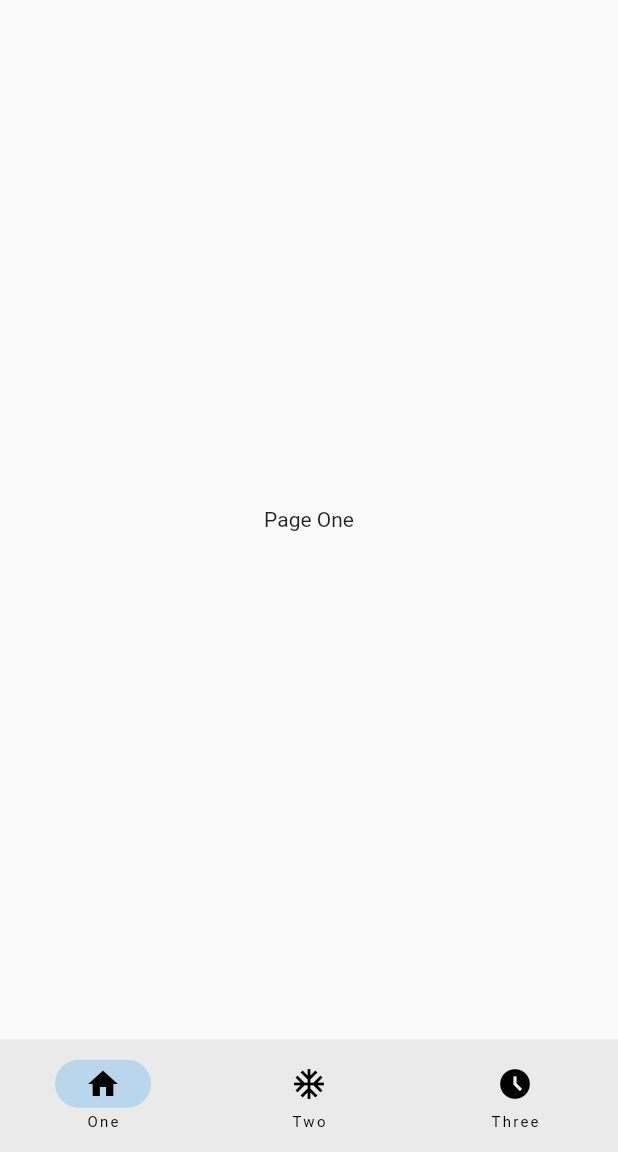
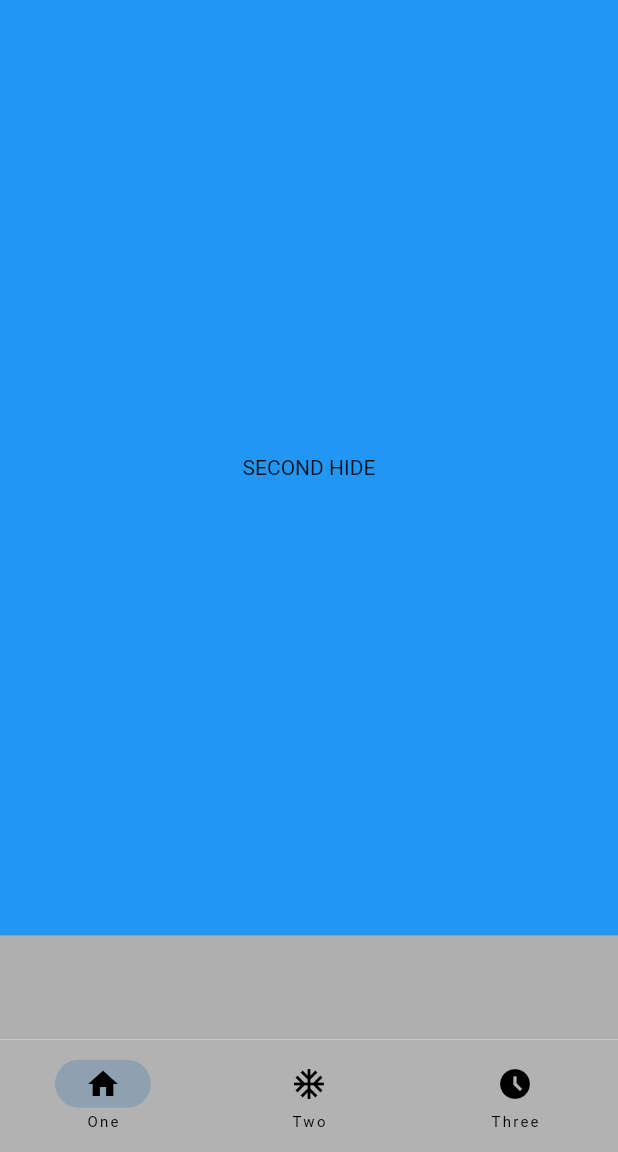
Before and after one commit to jamescardona11/app_bar_animation, a Flutter app: the screen it shows after launch, after a tap on "TExtO", on a phone screen of 412 x 824 dp, the part 84-1236 px from its top. Run offline on Flutter 3.47's test engine with Material 2 defaults, Android fonts, the phone set to English and light mode, and no system bars; missing offline and left inert: tools_tkmonkey.

Commit message:
change fade and visibility to animatedswitcher

```diff
--- a/lib/main.dart
+++ b/lib/main.dart
@@ -83,8 +83,11 @@ class _HomePageState extends State<HomePage> with TickerProviderStateMixin {
         //     ],
         //   ),
         // )
-        child: NavigationBar(
+        child: Stack(
+          children: [
+            NavigationBar(
               selectedIndex: index,
+              backgroundColor: Colors.white,
               onDestinationSelected: (i) {
                 setState(() {
                   index = i;
@@ -102,6 +105,18 @@ class _HomePageState extends State<HomePage> with TickerProviderStateMixin {
                 NavigationDestination(
                   label: 'Three',
                   icon: Icon(Icons.access_time_filled_outlined),
+                ),
+              ],
+            ),
+            AnimatedSwitcher(
+              duration: const Duration(milliseconds: 600),
+              child: !context
+                      .watch<AnimationsProvider>()
+                      .showCenterWidgetAnimationCall
+                  ? SizedBox()
+                  : Container(
+                      color: Colors.black.withOpacity(0.3),
+                    ),
             ),
           ],
         ),
@@ -137,9 +152,67 @@ class PageViewOne extends StatelessWidget {
               ),
             ),
           ),
-          ToFadeView(
+          // ToFadeView(
+          //   animationController:
+          //       context.read<AnimationsProvider>().appbarController,
+          //   child: ColoredBox(
+          //     color: Colors.green,
+          //     child: Center(
+          //       child: Text('To FADE'),
+          //     ),
+          //   ),
+          // ),
+          AddWalletFadeView(),
+          WalletListView(),
+          // Visibility(
+          //   visible:
+          //       !context.watch<AnimationsProvider>().actionWidgetAnimationCall,
+          //   child: ToFadeView(
+          //     animationController:
+          //         context.read<AnimationsProvider>().arrowTitleController,
+          //     child: Container(
+          //       height: 400,
+          //       color: Colors.blue,
+          //       child: Center(
+          //         child: Text('SECOND HIDE'),
+          //       ),
+          //     ),
+          //   ),
+          // ),
+        ],
+      ),
+    );
+  }
+}
+
+class WalletListView extends StatelessWidget {
+  const WalletListView({
+    Key? key,
+  }) : super(key: key);
+
+  @override
+  Widget build(BuildContext context) {
+    return AnimatedSwitcher(
+      duration: const Duration(milliseconds: 600),
+      child: !context.watch<AnimationsProvider>().showCenterWidgetAnimationCall
+          ? SizedBox()
+          : Column(
+              children: [
+                Flexible(
+                  flex: 9,
+                  child: Container(
+                    child: ColoredBox(
+                      color: Colors.blue,
                       child: Center(
-              child: Text('To FADE'),
+                        child: Text('SECOND HIDE'),
+                      ),
+                    ),
+                  ),
+                ),
+                Flexible(
+                  flex: 1,
+                  child: Container(
+                    color: Colors.black.withOpacity(0.3),
                   ),
                 ),
               ],
@@ -148,68 +221,69 @@ class PageViewOne extends StatelessWidget {
   }
 }
 
-class ToFadeView extends StatefulWidget {
+class AddWalletFadeView extends StatelessWidget {
+  const AddWalletFadeView({
+    Key? key,
+  }) : super(key: key);
+
+  @override
+  Widget build(BuildContext context) {
+    return AnimatedSwitcher(
+      duration: const Duration(milliseconds: 600),
+      child: !context.watch<AnimationsProvider>().actionWidgetAnimationCall
+          ? SizedBox()
+          : Container(
+              child: ColoredBox(
+                color: Colors.green,
+                child: Center(
+                  child: Text('To FADE'),
+                ),
+              ),
+            ),
+    );
+  }
+}
+
+class ToFadeView extends StatelessWidget {
   const ToFadeView({
     Key? key,
     required this.child,
+    required this.animationController,
     this.visibleForDefault = false,
   }) : super(key: key);
 
   final bool visibleForDefault;
+
   final Widget child;
 
-  @override
-  State<ToFadeView> createState() => _ToFadeViewState();
-}
-
-class _ToFadeViewState extends State<ToFadeView>
-    with SingleTickerProviderStateMixin {
-  late AnimationController _animationController;
-  late Animation<double> _opacityAnimation;
-
-  @override
-  void initState() {
-    super.initState();
-
-    _animationController =
-        context.read<AnimationsProvider>().animationController;
-
-    _opacityAnimation = Tween<double>(
-      begin: !widget.visibleForDefault ? 0 : 1,
-      end: !widget.visibleForDefault ? 1 : 0,
-    ).animate(
-      CurvedAnimation(
-        parent: _animationController,
-        curve: Interval(0, 0.2, curve: Curves.easeIn),
-        reverseCurve: Interval(0.8, 1, curve: Curves.easeInOut),
-      ),
-    );
-  }
+  final AnimationController animationController;
 
   @override
   Widget build(BuildContext context) {
     return AnimatedBuilder(
-      animation: _animationController,
+      animation: animationController,
       builder: (_, Widget? child) => Visibility(
-        visible: _animationController.value != animationBeginValue,
+        visible: animationController.value != animationBeginValue,
         child: FadeTransition(
           opacity: _opacityAnimation,
           child: child,
         ),
       ),
-      child: ColoredBox(
-        color: Colors.white,
-        child: Column(
-          mainAxisSize: MainAxisSize.max,
-          children: <Widget>[
-            Expanded(child: widget.child),
-          ],
-        ),
-      ),
+      child: child,
     );
   }
 
-  double get animationBeginValue => widget.visibleForDefault ? 1 : 0;
+  Animation<double> get _opacityAnimation => Tween<double>(
+        begin: !visibleForDefault ? 0 : 1,
+        end: !visibleForDefault ? 1 : 0,
+      ).animate(
+        CurvedAnimation(
+          parent: animationController,
+          curve: Interval(0, 0.5, curve: Curves.easeIn),
+        ),
+      );
+
+  double get animationBeginValue => visibleForDefault ? 1 : 0;
 }
 
 class PageViewTwo extends StatelessWidget {
@@ -255,34 +329,67 @@ class PageViewThree extends StatelessWidget {
 }
 
 class AnimationsProvider extends ChangeNotifier {
-  late AnimationController _animationController;
+  late AnimationController _appbarController;
+  late AnimationController _arrowTitleController;
+
   bool _actionWidgetAnimationCall = false;
+  bool _centerWidgetAnimationCall = false;
 
   void addVsyncToAnimation(TickerProvider state) {
-    _animationController = AnimationController(
+    _appbarController = AnimationController(
       vsync: state,
       duration: const Duration(milliseconds: 600),
     );
+
+    _arrowTitleController = AnimationController(
+      vsync: state,
+      duration: const Duration(milliseconds: 600),
+      lowerBound: 0,
+      upperBound: 0.5,
+    );
   }
 
-  AnimationController get animationController => _animationController;
+  AnimationController get appbarController => _appbarController;
+  AnimationController get arrowTitleController => _arrowTitleController;
+
   bool get actionWidgetAnimationCall => _actionWidgetAnimationCall;
+  bool get centerWidgetAnimationCall => _centerWidgetAnimationCall;
+  bool get showCenterWidgetAnimationCall =>
+      !_actionWidgetAnimationCall && _centerWidgetAnimationCall;
 
   void runActionAppbarAnimation() {
-    if (isAnimationCompleted) {
-      _actionWidgetAnimationCall = false;
-      _animationController.reverse();
-    } else if (isAnimationDismissed) {
-      _actionWidgetAnimationCall = true;
-      _animationController.forward();
+    if (isAnimationCompleted(_appbarController)) {
+      _changeFlagsForActionAnimation();
+      _appbarController.reverse();
+    } else if (isAnimationDismissed(_appbarController)) {
+      _changeFlagsForActionAnimation();
+      _appbarController.forward();
+    }
   }
 
+  void runCenterWidgetAppbarAnimation() {
+    if (isAnimationCompleted(_arrowTitleController)) {
+      _changeFlagsForCenterAnimation();
+      _arrowTitleController.reverse();
+    } else if (isAnimationDismissed(_arrowTitleController)) {
+      _changeFlagsForCenterAnimation();
+      _arrowTitleController.forward();
+    }
+  }
+
+  void _changeFlagsForActionAnimation() {
+    _actionWidgetAnimationCall = !_actionWidgetAnimationCall;
     notifyListeners();
   }
 
-  bool get isAnimationDismissed =>
+  void _changeFlagsForCenterAnimation() {
+    _centerWidgetAnimationCall = !_centerWidgetAnimationCall;
+    notifyListeners();
+  }
+
+  bool isAnimationDismissed(AnimationController animationController) =>
       animationController.status == AnimationStatus.dismissed;
-  bool get isAnimationCompleted =>
+  bool isAnimationCompleted(AnimationController animationController) =>
       animationController.status == AnimationStatus.completed;
 }
 // class AnimationsControllersProvider extends ChangeNotifier {
@@ -343,33 +450,23 @@ class ArrowTittleWidget extends StatefulWidget {
   State<ArrowTittleWidget> createState() => _ArrowTittleWidgetState();
 }
 
-class _ArrowTittleWidgetState extends State<ArrowTittleWidget>
-    with SingleTickerProviderStateMixin {
-  late AnimationController _rotatingArrowController;
-
+class _ArrowTittleWidgetState extends State<ArrowTittleWidget> {
   @override
   void initState() {
     super.initState();
 
-    _rotatingArrowController = AnimationController(
-      vsync: this,
-      duration: const Duration(milliseconds: 600),
-      lowerBound: 0,
-      upperBound: 0.5,
-    );
+    // _rotatingArrowController = AnimationController(
+    //   vsync: this,
+    //   duration: const Duration(milliseconds: 600),
+    //   lowerBound: 0,
+    //   upperBound: 0.5,
+    // );
   }
 
   @override
   Widget build(BuildContext context) {
     return GestureDetector(
-      onTap: () {
-        if (_rotatingArrowController.status == AnimationStatus.completed) {
-          _rotatingArrowController.reverse();
-        } else if (_rotatingArrowController.status ==
-            AnimationStatus.dismissed) {
-          _rotatingArrowController.forward();
-        }
-      },
+      onTap: context.read<AnimationsProvider>().runCenterWidgetAppbarAnimation,
       child: Row(
         mainAxisAlignment: MainAxisAlignment.center,
         mainAxisSize: MainAxisSize.max,
@@ -382,7 +479,7 @@ class _ArrowTittleWidgetState extends State<ArrowTittleWidget>
             ),
           ),
           RotationTransition(
-            turns: _rotatingArrowController,
+            turns: context.read<AnimationsProvider>().arrowTitleController,
             child: Icon(
               Icons.expand_more_rounded,
               color: Colors.black,
@@ -418,8 +515,7 @@ class MyAppbarWidget extends StatefulWidget {
   State<MyAppbarWidget> createState() => _MyAppbarWidgetState();
 }
 
-class _MyAppbarWidgetState extends State<MyAppbarWidget>
-    with SingleTickerProviderStateMixin {
+class _MyAppbarWidgetState extends State<MyAppbarWidget> {
   // late AnimationController _animationController;
   // animations handlers
   late Animation<Offset> _animationTranslateDown;
@@ -525,7 +621,7 @@ class _MyAppbarWidgetState extends State<MyAppbarWidget>
 
   void _initAnimations() {
     AnimationController _animationController =
-        context.read<AnimationsProvider>().animationController;
+        context.read<AnimationsProvider>().appbarController;
 
     _animationTranslateDown = Tween<Offset>(
       begin: const Offset(0, -3),
```
Lines whose indentation alone changed are shown as unchanged.
